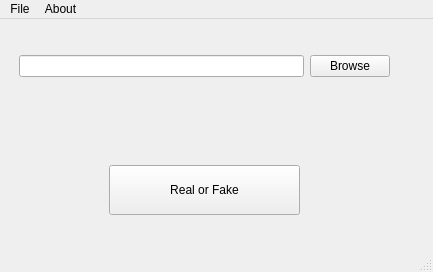
Before: the Qt Designer form gui/main.ui in med-boubekri/Covid-Fact-Checker, drawn with Qt 5.
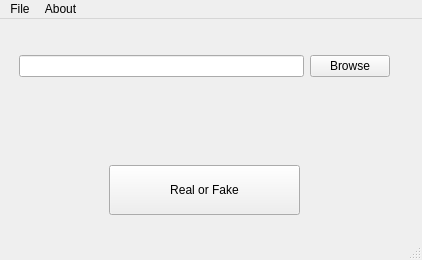
After: the same form once the commit is applied.

What changed in the file:
```diff
--- a/gui/main.ui
+++ b/gui/main.ui
@@ -6,8 +6,8 @@
    <rect>
     <x>0</x>
     <y>0</y>
-    <width>433</width>
-    <height>272</height>
+    <width>422</width>
+    <height>260</height>
    </rect>
   </property>
   <property name="minimumSize">
@@ -20,6 +20,9 @@
    <string>MainWindow</string>
   </property>
   <widget class="QWidget" name="main_widget">
+   <property name="autoFillBackground">
+    <bool>true</bool>
+   </property>
    <widget class="QWidget" name="verticalLayoutWidget">
     <property name="geometry">
      <rect>
@@ -145,7 +148,7 @@
     <rect>
      <x>0</x>
      <y>0</y>
-     <width>433</width>
+     <width>422</width>
      <height>21</height>
     </rect>
    </property>
```
